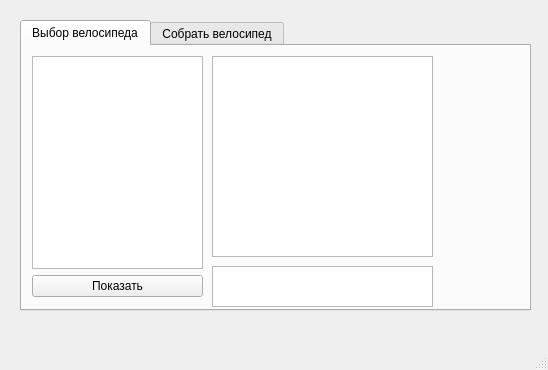
The window that windowklient.ui (IraSoro/bike-store-database) describes before a commit, drawn with Qt 5.
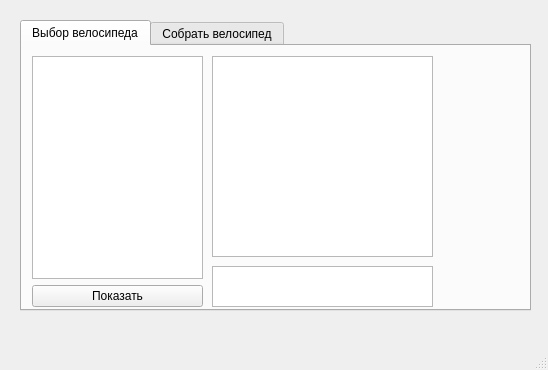
The same window after the commit.

Commit message: Added displaying information about bicycles

```diff
--- a/windowklient.ui
+++ b/windowklient.ui
@@ -36,7 +36,7 @@
         <x>10</x>
         <y>10</y>
         <width>171</width>
-        <height>241</height>
+        <height>251</height>
        </rect>
       </property>
       <layout class="QVBoxLayout" name="verticalLayout">
```
The commit also changes 2 other files.
